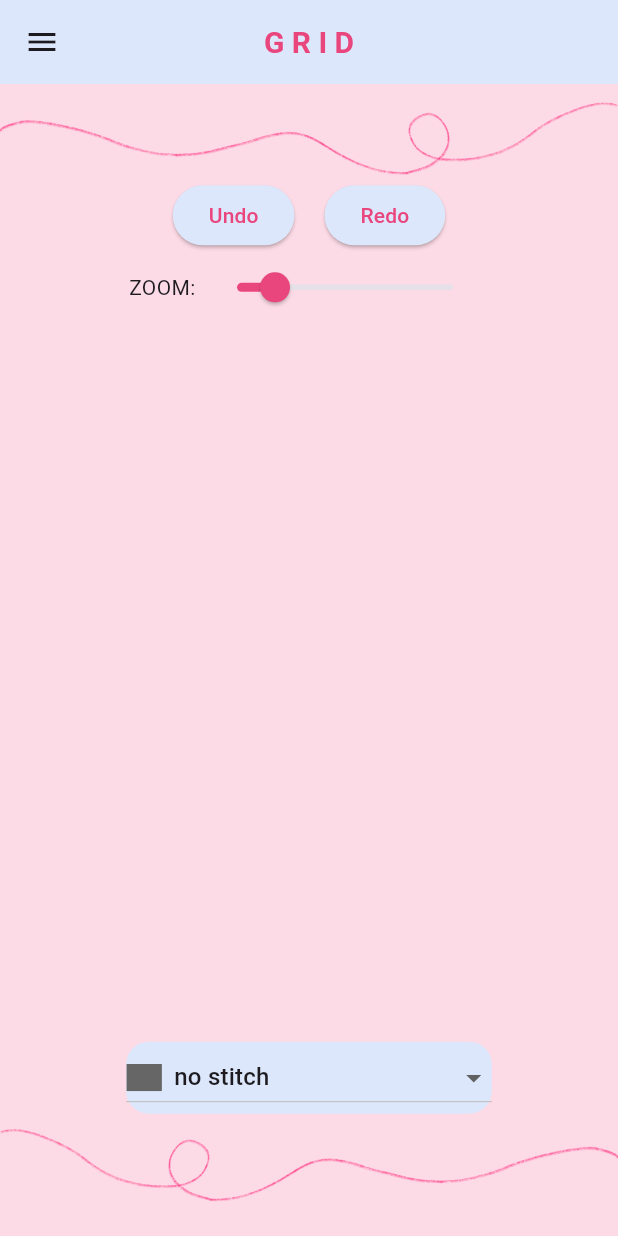
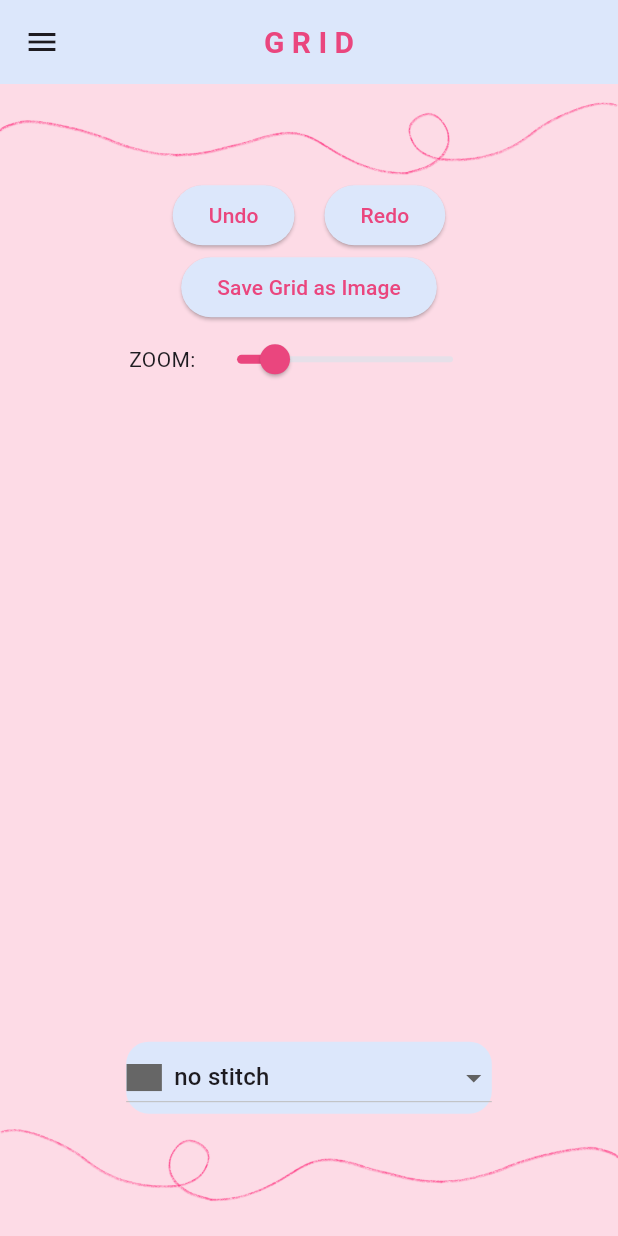
Before and after one commit to Ayesha-Jan/stitch-atlas, a Flutter app: the Grid screen opened directly with empty values, on a phone screen of 412 x 824 dp. Run offline on Flutter 3.47's test engine with Material 3 defaults, Android fonts, the phone set to English and light mode, and no system bars; our stand-ins replace flutter_colorpicker, flutter_map, flutter_svg, latlong2.

Commit message:
Adding the option to save the grid as an image

```diff
--- a/lib/pages/grid.dart
+++ b/lib/pages/grid.dart
@@ -1,8 +1,12 @@
 import 'package:flutter/material.dart';
+import 'package:flutter/rendering.dart';
 import 'package:flutter_colorpicker/flutter_colorpicker.dart';
 import 'package:flutter_svg/svg.dart';
 import 'drawer.dart';
 import 'mode.dart';
+
+import 'package:flutter/services.dart';
+import 'dart:ui' as ui;
 
 class Grid extends StatefulWidget {
   final Mode selectedMode;
@@ -22,6 +26,7 @@ class Grid extends StatefulWidget {
 
 class _GridState extends State<Grid> {
 
+  final GlobalKey _gridKey = GlobalKey();
   final TransformationController _transformationController = TransformationController();
 
   int generatedWidth = 8;
@@ -145,6 +150,22 @@ class _GridState extends State<Grid> {
     }
   }
 
+  Future<void> saveGridAsImage() async {
+    try {
+      RenderRepaintBoundary boundary = _gridKey.currentContext!.findRenderObject() as RenderRepaintBoundary;
+      ui.Image image = await boundary.toImage(pixelRatio: 3.0);
+      ByteData? byteData = await image.toByteData(format: ui.ImageByteFormat.png);
+      Uint8List pngBytes = byteData!.buffer.asUint8List();
+
+      final channel = MethodChannel('com.example.grid');
+      final result = await channel.invokeMethod('saveImageToGallery', {'bytes': pngBytes});
+
+      ScaffoldMessenger.of(context).showSnackBar(SnackBar(content: Text("Saved to gallery!")));
+    } catch (e) {
+      ScaffoldMessenger.of(context).showSnackBar(SnackBar(content: Text("Error saving image: $e")));
+    }
+  }
+
   Widget buildSymbolDropdown(List<Map<String, String>> symbols, String modeName) {
     return Padding(
       padding: const EdgeInsets.symmetric(vertical: 8),
@@ -240,6 +261,16 @@ class _GridState extends State<Grid> {
                       ),
                     ],
                   ),
+
+                  ElevatedButton(
+                    onPressed: saveGridAsImage,
+                    style: ElevatedButton.styleFrom(
+                      backgroundColor: Color(0xFFDCE7FB),
+                      foregroundColor: Color(0xFFEA467E),
+                    ),
+                    child: Text("Save Grid as Image"),
+                  ),
+
                   //zoom
                   Row(
                     mainAxisAlignment: MainAxisAlignment.center,
@@ -271,6 +302,8 @@ class _GridState extends State<Grid> {
               child: Stack(
                 children: [
                   Positioned.fill(
+                    child: RepaintBoundary(
+                      key: _gridKey,
                       child: InteractiveViewer(
                         constrained: false,
                         boundaryMargin: EdgeInsets.all(20),
@@ -437,6 +470,7 @@ class _GridState extends State<Grid> {
                         ),
                       ),
                     ),
+                  ),
                 ],
               ),
             ),
```
Also changed, not shown: pubspec.yaml (+4 -4 lines), pubspec.lock. Lines whose indentation alone changed are shown as unchanged.
